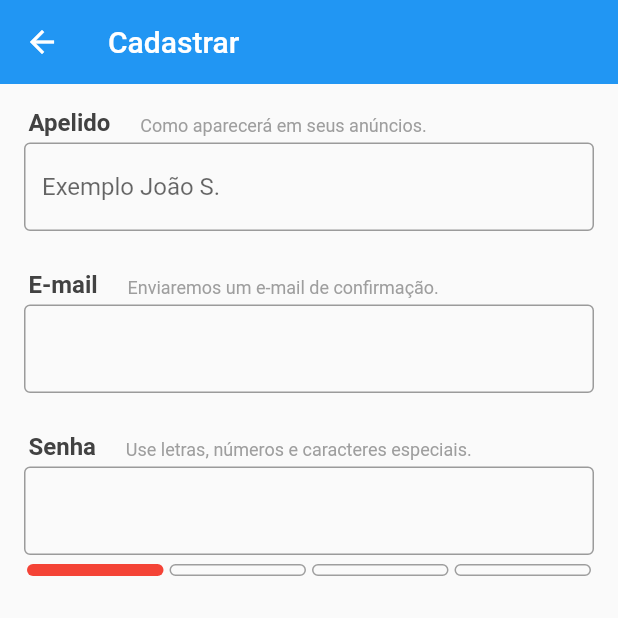
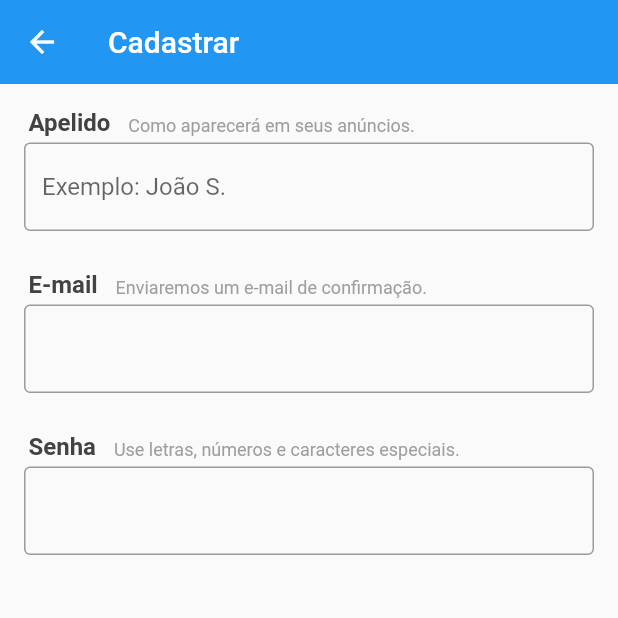
Before and after one commit to IsaqueAraujoApp/Aprendendo-Flutter, a Flutter app: the LoginScreen screen opened directly, after a tap on "Entrar com Facebook", after a tap on "Cadastre-se", on a phone screen of 412 x 824 dp, the top half of it. Run offline on Flutter 3.47's test engine with Material 2 defaults, Android fonts, the phone set to English and light mode, and no system bars; our stand-ins replace brasil_fields, cloud_firestore, firebase_auth, firebase_storage, flare_flutter, google_sign_in and 6 more; missing offline and left inert: bloc_pattern, flutter_youtube; accounts and stored records are empty.

```diff
--- a/xlo/lib/screens/base/base_screen.dart
+++ b/xlo/lib/screens/base/base_screen.dart
@@ -12,6 +12,7 @@ class BaseScreen extends StatefulWidget {
 }
 
 class _BaseScreenState extends State<BaseScreen> {
+
   final PageController _pageController = PageController();
 
   DrawerBloc _drawerBloc;
@@ -22,11 +23,11 @@ class _BaseScreenState extends State<BaseScreen> {
     super.didChangeDependencies();
 
     final DrawerBloc drawerBloc = Provider.of<DrawerBloc>(context);
-    if (drawerBloc != _drawerBloc) {
+    if(drawerBloc != _drawerBloc){
       _drawerBloc = drawerBloc;
 
       _drawerSubscription?.cancel();
-      _drawerSubscription = _drawerBloc.outPage.listen((page) {
+      _drawerSubscription = _drawerBloc.outPage.listen((page){
         try {
           _pageController.jumpToPage(page);
         } catch (e) {}
--- a/xlo/lib/screens/login/widgets/facebook_button.dart
+++ b/xlo/lib/screens/login/widgets/facebook_button.dart
@@ -3,6 +3,7 @@ import 'package:xlo/blocs/login/login_bloc.dart';
 import 'package:xlo/blocs/login/login_bloc_state.dart';
 
 class FacebookButton extends StatelessWidget {
+
   FacebookButton(this.loginBloc);
 
   final LoginBloc loginBloc;
@@ -10,12 +11,12 @@ class FacebookButton extends StatelessWidget {
   @override
   Widget build(BuildContext context) {
     return Container(
-      margin: const EdgeInsets.symmetric(vertical: 10),
+      margin: const EdgeInsets.symmetric(vertical: 16),
       height: 50,
       child: StreamBuilder<LoginBlocState>(
         initialData: LoginBlocState(LoginState.IDLE),
         stream: loginBloc.outState,
-          builder: (context, snapshot) {
+        builder: (context, snapshot){
           return RaisedButton(
             color: Color.fromRGBO(58, 89, 152, 1),
             disabledColor: Color.fromRGBO(58, 89, 152, 0.7),
@@ -23,25 +24,28 @@ class FacebookButton extends StatelessWidget {
             shape: RoundedRectangleBorder(
               borderRadius: BorderRadius.circular(25),
             ),
-                onPressed: snapshot.data.state == LoginState.LOADING_FACE
-                    ? null
-                    : () async {
-                        final bool sucess = await loginBloc.loginWithFacebook();
-                        if (sucess) Navigator.of(context).pop();
+            onPressed: snapshot.data.state == LoginState.LOADING_FACE ?
+            null : () async {
+              final bool success = await loginBloc.loginWithFacebook();
+              if(success)
+                Navigator.of(context).pop();
             },
-                child: snapshot.data.state == LoginState.LOADING_FACE
-                    ? CircularProgressIndicator(
+            child: snapshot.data.state == LoginState.LOADING_FACE ?
+              CircularProgressIndicator(
                 valueColor: AlwaysStoppedAnimation<Color>(Colors.white),
-                      )
-                    : Text(
-                        "Entrar com Facebook",
+              ) :
+              Text(
+                'Entrar com Facebook',
                 style: TextStyle(
                   color: Colors.white,
                   fontSize: 16,
                   fontWeight: FontWeight.w600,
                 ),
-                      ));
-          }),
+              )
+            ,
+          );
+        },
+      ),
     );
   }
 }
--- a/xlo/lib/screens/login/widgets/login_button.dart
+++ b/xlo/lib/screens/login/widgets/login_button.dart
@@ -3,6 +3,7 @@ import 'package:xlo/blocs/login/button_state.dart';
 import 'package:xlo/blocs/login/login_bloc.dart';
 
 class LoginButton extends StatelessWidget {
+
   LoginButton(this.loginBloc);
 
   final LoginBloc loginBloc;
@@ -15,24 +16,25 @@ class LoginButton extends StatelessWidget {
       child: StreamBuilder<ButtonState>(
         stream: loginBloc.outLoginButton,
         initialData: ButtonState(enabled: false, loading: false),
-        builder: (context, snapshot) {
+        builder: (context, snapshot){
           return RaisedButton(
             color: Colors.pink,
             disabledColor: Colors.pink.withAlpha(150),
             elevation: 0,
-            shape:
-                RoundedRectangleBorder(borderRadius: BorderRadius.circular(25)),
-            onPressed: snapshot.data.enabled
-                ? () async {
-                    final bool sucess = await loginBloc.loginWithEmail();
-                    if (sucess) Navigator.of(context).pop();
-                  }
-                : null,
-            child: snapshot.data.loading
-                ? CircularProgressIndicator(
+            shape: RoundedRectangleBorder(
+              borderRadius: BorderRadius.circular(25)
+            ),
+            onPressed: snapshot.data.enabled ? () async {
+              final bool success = await loginBloc.loginWithEmail();
+              if(success)
+                Navigator.of(context).pop();
+            } : null,
+            child: snapshot.data.loading ?
+              CircularProgressIndicator(
                 valueColor: AlwaysStoppedAnimation<Color>(Colors.white),
               )
-                : Text(
+                :
+              Text(
                 'Entrar',
                 style: TextStyle(
                   color: Colors.white,
--- a/xlo/lib/screens/login/widgets/or_divider.dart
+++ b/xlo/lib/screens/login/widgets/or_divider.dart
@@ -12,10 +12,12 @@ class OrDivider extends StatelessWidget {
         ),
         const Padding(
           padding: EdgeInsets.symmetric(horizontal: 8),
-          child: Text("ou"),
+          child: Text('ou'),
         ),
         Expanded(
-          child: Divider(color: Colors.grey),
+          child: Divider(
+            color: Colors.grey,
+          ),
         ),
       ],
     );
--- a/xlo/lib/screens/signup/signup_screen.dart
+++ b/xlo/lib/screens/signup/signup_screen.dart
@@ -8,6 +8,7 @@ class SignUpScreen extends StatefulWidget {
 }
 
 class _SignUpScreenState extends State<SignUpScreen> {
+
   final GlobalKey<FormState> _formKey = GlobalKey<FormState>();
 
   @override
@@ -15,51 +16,58 @@ class _SignUpScreenState extends State<SignUpScreen> {
     return Scaffold(
       appBar: AppBar(
         elevation: 0,
-        title: const Text("Cadastrar"),
+        title: const Text('Cadastrar'),
       ),
       body: Form(
         key: _formKey,
         child: ListView(
-            padding: EdgeInsets.symmetric(horizontal: 16, vertical: 16),
+          padding: const EdgeInsets.all(16),
           children: <Widget>[
             const FieldTitle(
-                title: "Apelido",
-                subtitle: "Como aparecerá em seus anúncios.",
+              title: 'Apelido',
+              subtitle: 'Como aparecerá em seus anúncios.',
             ),
             TextFormField(
               decoration: const InputDecoration(
-                    border: OutlineInputBorder(), hintText: 'Exemplo João S.'),
-                validator: (text) {
-                  if (text.length < 6) return 'Apelido muito curto';
+                border: OutlineInputBorder(),
+                hintText: 'Exemplo: João S.',
+              ),
+              validator: (text){
+                if(text.length < 6)
+                  return 'Apelido muito curto';
                 return null;
               },
             ),
-              const SizedBox(
-                height: 26,
-              ),
+            const SizedBox(height: 26,),
             const FieldTitle(
-                title: "E-mail",
-                subtitle: "Enviaremos um e-mail de confirmação.",
+              title: 'E-mail',
+              subtitle: 'Enviaremos um e-mail de confirmação.',
             ),
             TextFormField(
               decoration: const InputDecoration(
                 border: OutlineInputBorder(),
               ),
-                validator: (text) {
-                  if (text.length < 6 || !text.contains('@'))
+              validator: (text){
+                if(text.length < 6 || !text.contains('@'))
                   return 'E-mail inválido';
                 return null;
               },
+              onSaved: (text){
+
+              },
             ),
-              const SizedBox(
-                height: 26,
+            const SizedBox(height: 26,),
+            const FieldTitle(
+              title: 'Senha',
+              subtitle: 'Use letras, números e caracteres especiais.',
             ),
-              const FieldTitle(
-                title: "Senha",
-                subtitle: "Use letras, números e caracteres especiais.",
+            PasswordField(
+              onSaved: (text){
+
+              },
+            )
+          ],
         ),
-              PasswordField(),
-            ]),
       ),
     );
   }
--- a/xlo/lib/screens/signup/widgets/password_field.dart
+++ b/xlo/lib/screens/signup/widgets/password_field.dart
@@ -1,9 +1,15 @@
 import 'package:flutter/material.dart';
 
 class PasswordField extends StatelessWidget {
+
+  PasswordField({this.onSaved});
+
+  final FormFieldSetter<String> onSaved;
+
   @override
   Widget build(BuildContext context) {
-    Widget _buildBar(int n, String pass) {
+
+    Widget _buildBar(int n, String pass){
       final int level = _calcScore(pass);
       return Expanded(
         child: Container(
@@ -11,7 +17,7 @@ class PasswordField extends StatelessWidget {
           decoration: BoxDecoration(
             borderRadius: const BorderRadius.all(Radius.circular(5)),
             color: n <= level ? _getColor(level) : Colors.transparent,
-            border: n > level ? Border.all(color: Colors.grey) : null,
+            border: n > level ? Border.all(color: Colors.grey) : null
           ),
         ),
       );
@@ -19,14 +25,23 @@ class PasswordField extends StatelessWidget {
 
     return FormField<String>(
       initialValue: '',
-      builder: (state) {
+      onSaved: onSaved,
+      validator: (text){
+        if(text.isEmpty || _calcScore(text) < 2)
+          return 'Senha inválida';
+        return null;
+      },
+      autovalidate: true,
+      builder: (state){
         return Column(
+          crossAxisAlignment: CrossAxisAlignment.stretch,
           children: <Widget>[
             TextField(
               decoration: const InputDecoration(border: OutlineInputBorder()),
               obscureText: true,
               onChanged: state.didChange,
             ),
+            if(state.value.isNotEmpty)
             Container(
               margin: const EdgeInsets.only(top: 6),
               height: 8,
@@ -35,21 +50,35 @@ class PasswordField extends StatelessWidget {
                   _buildBar(0, state.value),
                   _buildBar(1, state.value),
                   _buildBar(2, state.value),
-                  _buildBar(3, state.value)
+                  _buildBar(3, state.value),
                 ],
               ),
             ),
+            Padding(
+              padding: const EdgeInsets.only(top: 6, left: 10),
+              child: state.value.isNotEmpty || state.hasError ? Text(
+                state.value.isNotEmpty ? _getText(_calcScore(state.value)) : state.errorText,
+                textAlign: TextAlign.start,
+                style: TextStyle(
+                  color: _getColor(_calcScore(state.value)),
+                  fontSize: 12,
+                ),
+              ) : Container(),
+            )
           ],
         );
       },
     );
   }
 
-  int _calcScore(String text) {
+  int _calcScore(String text){
     int score = 0;
-    if (text.length > 0) score += 1;
-    if (text.contains(RegExp(r'[0-9]'))) score += 1;
-    if (text.contains(RegExp(r'[A-Z]'))) score += 1;
+    if(text.length > 8)
+      score += 1;
+    if(text.contains(RegExp(r'[0-9]')))
+      score += 1;
+    if(text.contains(RegExp(r'[A-Z]')))
+      score += 1;
     return score;
   }
 
@@ -67,4 +96,19 @@ class PasswordField extends StatelessWidget {
         return Colors.red;
     }
   }
+
+  String _getText(int level) {
+    switch (level) {
+      case 0:
+        return 'Senha muito fraca';
+      case 1:
+        return 'Senha razoavelmente fraca';
+      case 2:
+        return 'Senha razoavelmente forte';
+      case 3:
+        return 'Senha forte';
+      default:
+        return '';
+    }
+  }
 }
```
Also changed, not shown: xlo/lib/blocs/login/login_bloc.dart (+11 -10 lines), xlo/lib/screens/login/login_screen.dart (+12 -11 lines), xlo/lib/screens/signup/widgets/field_title.dart (+8 -3 lines). Lines whose indentation alone changed are shown as unchanged.
